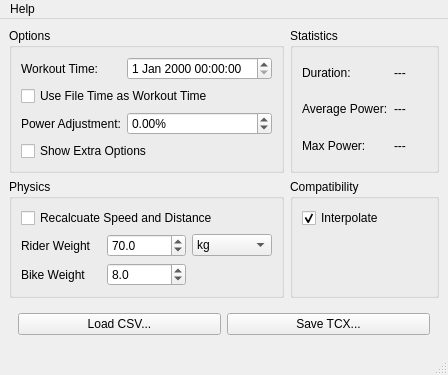
The window that source/ui/mainwindow.ui (j33433/MPowerTCX) describes before a commit, drawn with Qt 5.
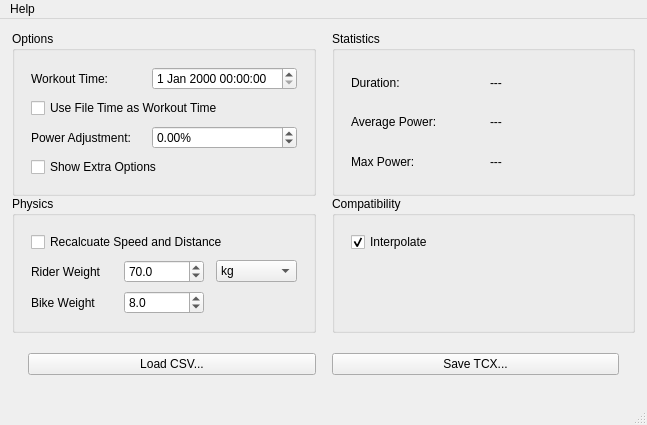
The same window after the commit.

Commit message: gui alignment, etc

Diff of the .ui file:
```diff
--- a/source/ui/mainwindow.ui
+++ b/source/ui/mainwindow.ui
@@ -6,8 +6,8 @@
    <rect>
     <x>0</x>
     <y>0</y>
-    <width>448</width>
-    <height>355</height>
+    <width>647</width>
+    <height>415</height>
    </rect>
   </property>
   <property name="windowTitle">
@@ -15,12 +15,33 @@
   </property>
   <widget class="QWidget" name="centralwidget">
    <layout class="QGridLayout" name="gridLayout_3">
+    <property name="horizontalSpacing">
+     <number>16</number>
+    </property>
+    <property name="verticalSpacing">
+     <number>0</number>
+    </property>
+    <property name="margin">
+     <number>12</number>
+    </property>
     <item row="0" column="0">
      <widget class="QGroupBox" name="groupBox">
       <property name="title">
        <string>Options</string>
       </property>
+      <property name="flat">
+       <bool>true</bool>
+      </property>
       <layout class="QGridLayout" name="gridLayout">
+       <property name="horizontalSpacing">
+        <number>12</number>
+       </property>
+       <property name="verticalSpacing">
+        <number>8</number>
+       </property>
+       <property name="margin">
+        <number>16</number>
+       </property>
        <item row="0" column="0">
         <widget class="QLabel" name="labelWorkoutTime">
          <property name="text">
@@ -76,7 +97,19 @@
       <property name="title">
        <string>Statistics</string>
       </property>
+      <property name="flat">
+       <bool>true</bool>
+      </property>
       <layout class="QGridLayout" name="gridLayout_2">
+       <property name="horizontalSpacing">
+        <number>12</number>
+       </property>
+       <property name="verticalSpacing">
+        <number>8</number>
+       </property>
+       <property name="margin">
+        <number>16</number>
+       </property>
        <item row="0" column="0">
         <widget class="QLabel" name="labelDurationName">
          <property name="text">
@@ -127,7 +160,19 @@
       <property name="title">
        <string>Physics</string>
       </property>
+      <property name="flat">
+       <bool>true</bool>
+      </property>
       <layout class="QGridLayout" name="gridLayout_5">
+       <property name="horizontalSpacing">
+        <number>12</number>
+       </property>
+       <property name="verticalSpacing">
+        <number>8</number>
+       </property>
+       <property name="margin">
+        <number>16</number>
+       </property>
        <item row="1" column="0">
         <widget class="QLabel" name="label">
          <property name="text">
@@ -208,20 +253,48 @@
     <item row="2" column="0" colspan="2">
      <widget class="QWidget" name="widget" native="true">
       <layout class="QGridLayout" name="gridLayout_4">
-       <item row="0" column="1">
+       <property name="leftMargin">
+        <number>16</number>
+       </property>
+       <property name="topMargin">
+        <number>20</number>
+       </property>
+       <property name="rightMargin">
+        <number>16</number>
+       </property>
+       <property name="bottomMargin">
+        <number>16</number>
+       </property>
+       <property name="horizontalSpacing">
+        <number>16</number>
+       </property>
+       <item row="1" column="1">
         <widget class="QPushButton" name="saveButton">
          <property name="text">
           <string>Save TCX...</string>
          </property>
         </widget>
        </item>
-       <item row="0" column="0">
+       <item row="1" column="0">
         <widget class="QPushButton" name="loadButton">
          <property name="text">
           <string>Load CSV...</string>
          </property>
         </widget>
        </item>
+       <item row="0" column="0">
+        <spacer name="verticalSpacer_3">
+         <property name="orientation">
+          <enum>Qt::Vertical</enum>
+         </property>
+         <property name="sizeHint" stdset="0">
+          <size>
+           <width>20</width>
+           <height>40</height>
+          </size>
+         </property>
+        </spacer>
+       </item>
       </layout>
      </widget>
     </item>
@@ -230,7 +303,19 @@
       <property name="title">
        <string>Compatibility</string>
       </property>
+      <property name="flat">
+       <bool>true</bool>
+      </property>
       <layout class="QGridLayout" name="gridLayout_6">
+       <property name="horizontalSpacing">
+        <number>12</number>
+       </property>
+       <property name="verticalSpacing">
+        <number>8</number>
+       </property>
+       <property name="margin">
+        <number>16</number>
+       </property>
        <item row="0" column="0">
         <widget class="QCheckBox" name="checkBoxInterpolate">
          <property name="text">
@@ -264,7 +349,7 @@
     <rect>
      <x>0</x>
      <y>0</y>
-     <width>448</width>
+     <width>647</width>
      <height>19</height>
     </rect>
    </property>
```
The commit also changes 5 other files.
